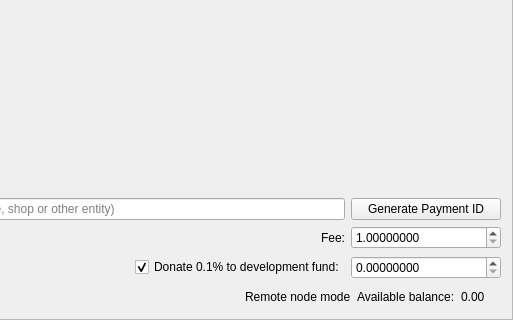
First picture: the form in src/gui/ui/sendframe.ui, repository qwertycoin-org/qwertycoin-gui, before the edit; both pictures show x 353 to 866 and y 270 to 590 of the 866 by 590 pixel window.
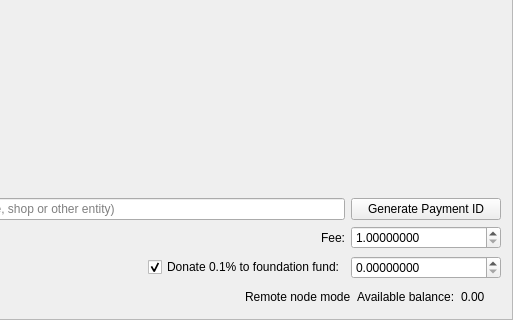
Second picture: the form after the edit. Icons and pictures are not drawn.

The edit to the form file:
```diff
--- a/src/gui/ui/sendframe.ui
+++ b/src/gui/ui/sendframe.ui
@@ -82,7 +82,7 @@
      <item row="5" column="4">
       <widget class="QCheckBox" name="donateCheckBox">
        <property name="text">
-        <string>Donate 0.1% to development fund:</string>
+        <string>Donate 0.1% to foundation fund:</string>
        </property>
        <property name="checked">
         <bool>true</bool>
```
